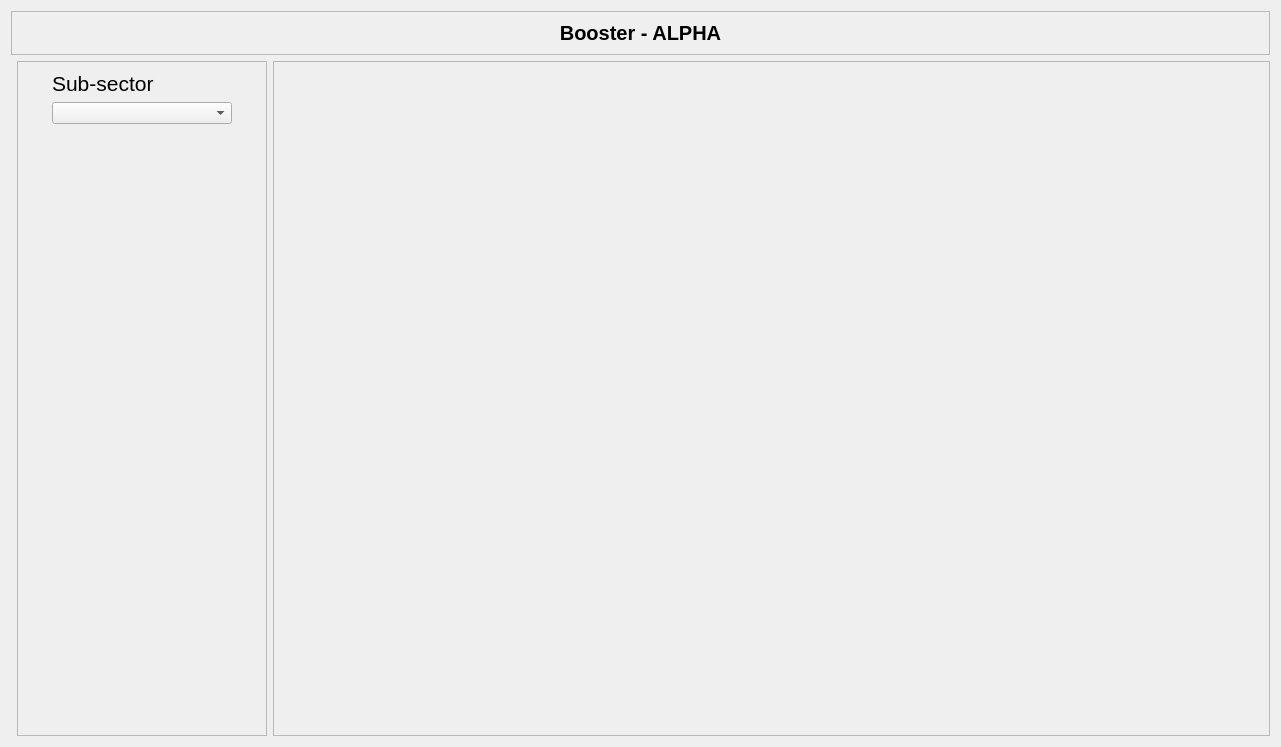
lnls-sirius/pydm-opi, file devices/MKS-937B/ui/booster.ui: the form before one commit.
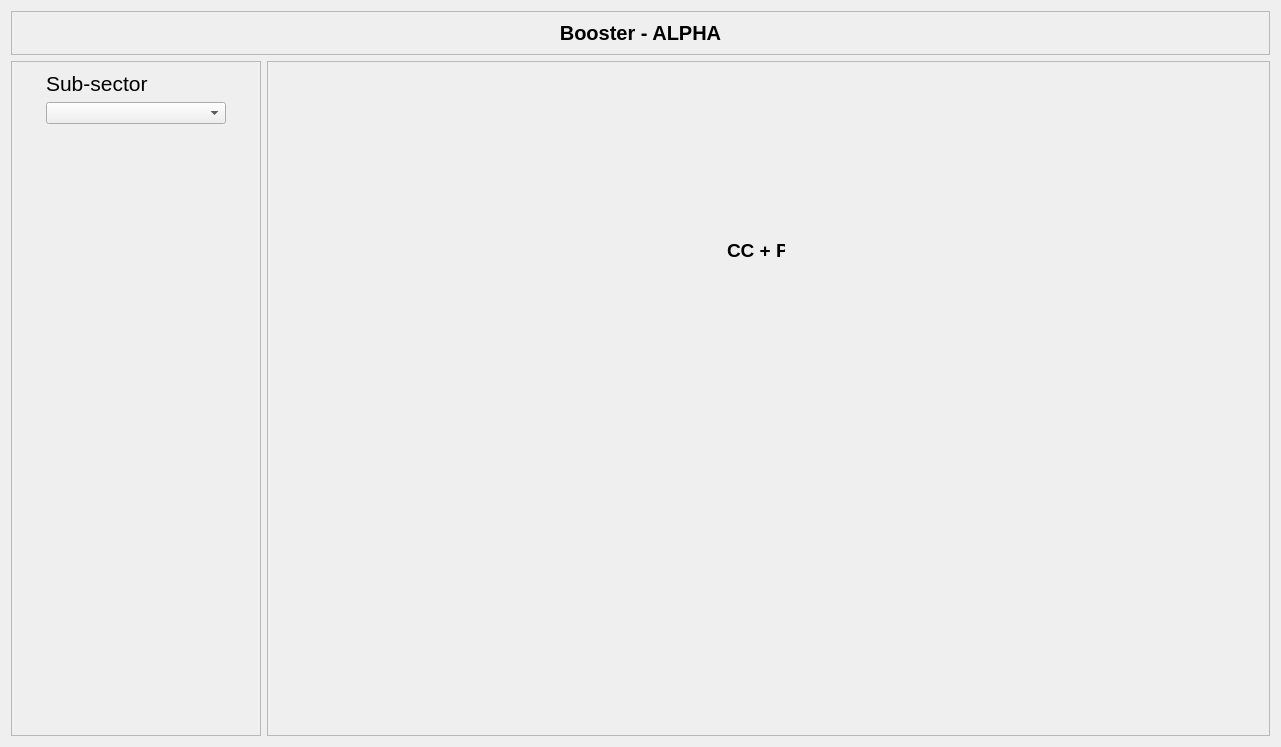
The form after the commit. Icons and pictures are not drawn. Custom widgets are drawn as their Qt base class.

Patch:
```diff
--- a/devices/MKS-937B/ui/booster.ui
+++ b/devices/MKS-937B/ui/booster.ui
@@ -65,6 +65,26 @@
           <string>&lt;html&gt;&lt;head/&gt;&lt;body&gt;&lt;p&gt;&lt;img src=&quot;images/booster.png&quot;/&gt;&lt;/p&gt;&lt;/body&gt;&lt;/html&gt;</string>
          </property>
         </widget>
+        <widget class="QLabel" name="vg1">
+         <property name="geometry">
+          <rect>
+           <x>460</x>
+           <y>180</y>
+           <width>58</width>
+           <height>18</height>
+          </rect>
+         </property>
+         <property name="font">
+          <font>
+           <pointsize>14</pointsize>
+           <weight>75</weight>
+           <bold>true</bold>
+          </font>
+         </property>
+         <property name="text">
+          <string>CC + PR</string>
+         </property>
+        </widget>
        </widget>
       </item>
      </layout>
@@ -191,7 +211,7 @@
      </widget>
     </widget>
    </item>
-   <item row="0" column="0" colspan="3">
+   <item row="0" column="1" colspan="2">
     <widget class="QFrame" name="frame_2">
      <property name="frameShape">
       <enum>QFrame::StyledPanel</enum>
```
